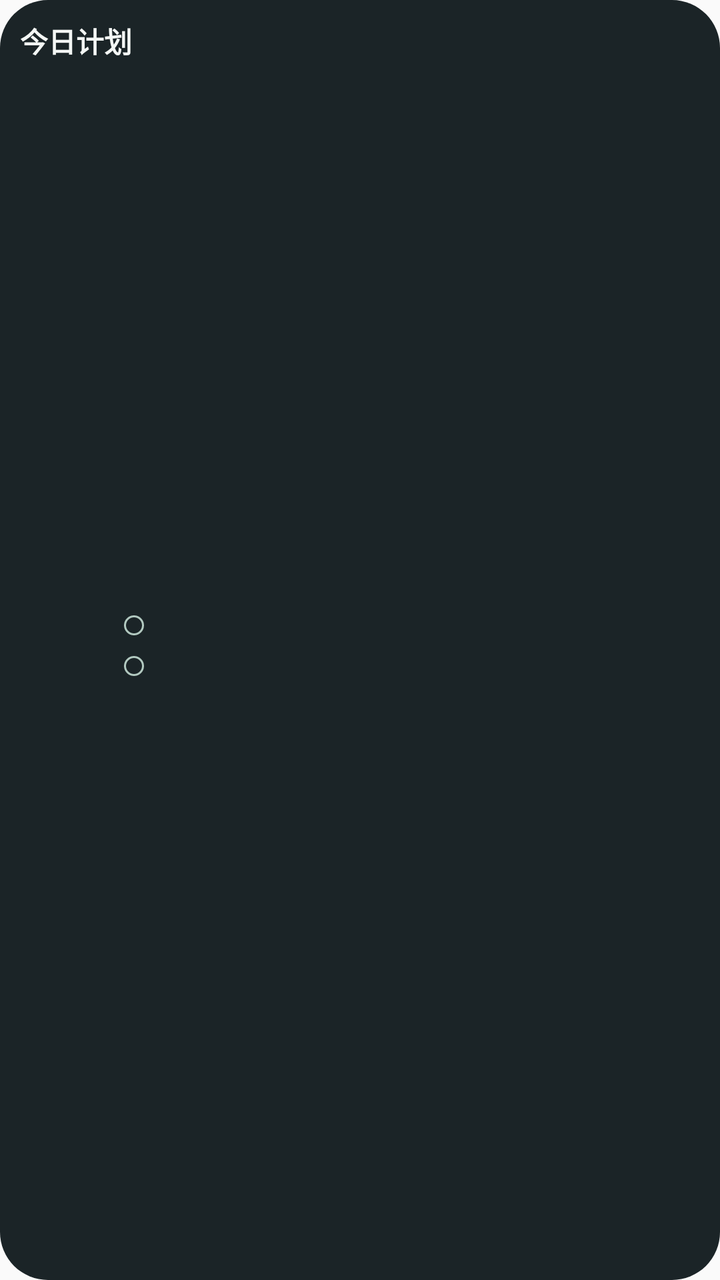
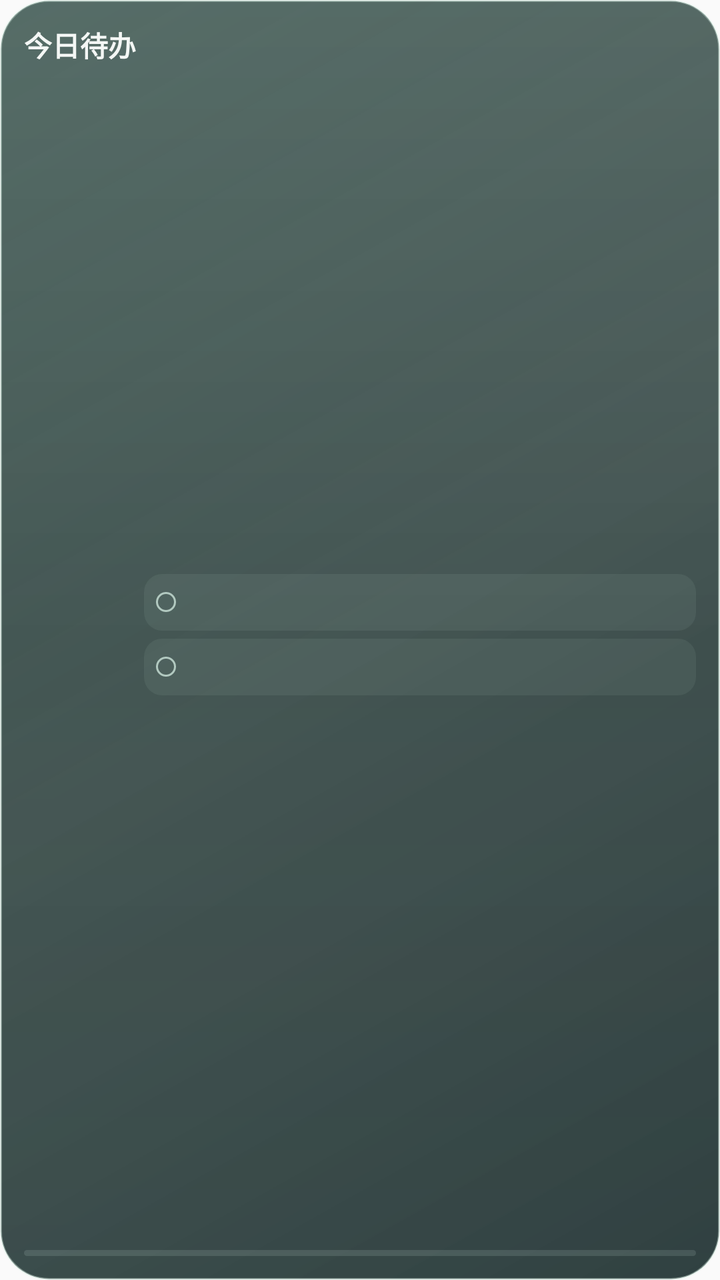

Before-and-after screenshots of an Android layout around one commit, followed by the original layout XML and the change that was made.
<!-- AndroidManifest.xml: application theme android:Theme.Material.Light.NoActionBar -->
<!-- res/layout/widget_plans_compact.xml -->
<?xml version="1.0" encoding="utf-8"?>
<LinearLayout xmlns:android="http://schemas.android.com/apk/res/android" android:id="@+id/widget_root" android:layout_width="match_parent" android:layout_height="match_parent" android:orientation="vertical" android:padding="10dp" android:background="@drawable/widget_plan_card">
    <LinearLayout android:layout_width="match_parent" android:layout_height="wrap_content" android:gravity="center_vertical">
        <TextView android:layout_width="0dp" android:layout_weight="1" android:layout_height="wrap_content" android:text="今日计划" android:textColor="#F4F7F5" android:textSize="14sp" android:textStyle="bold" />
        <TextView android:id="@+id/widget_date" android:layout_width="wrap_content" android:layout_height="wrap_content" android:textColor="#B2C9C0" android:textSize="11sp" />
    </LinearLayout>
    <LinearLayout android:layout_width="match_parent" android:layout_height="0dp" android:layout_weight="1" android:gravity="center_vertical">
        <TextView android:id="@+id/widget_amount" android:layout_width="44dp" android:layout_height="wrap_content" android:textColor="#C7EDD9" android:textSize="28sp" android:textStyle="bold" android:maxLines="1" android:ellipsize="end" />
        <LinearLayout android:layout_width="0dp" android:layout_weight="1" android:layout_height="wrap_content" android:orientation="vertical" android:layout_marginStart="8dp">
            <TextView android:id="@+id/widget_task_1" android:layout_width="match_parent" android:layout_height="wrap_content" android:textColor="#F4F7F5" android:textSize="12sp" android:maxLines="1" android:ellipsize="end" android:drawableStart="@drawable/widget_check" android:drawablePadding="6dp" />
            <TextView android:id="@+id/widget_task_2" android:layout_width="match_parent" android:layout_height="wrap_content" android:layout_marginTop="4dp" android:textColor="#F4F7F5" android:textSize="12sp" android:maxLines="1" android:ellipsize="end" android:drawableStart="@drawable/widget_check" android:drawablePadding="6dp" />
            <TextView android:id="@+id/widget_task_3" android:layout_width="match_parent" android:layout_height="wrap_content" android:visibility="gone" android:textColor="#F4F7F5" android:textSize="12sp" android:maxLines="1" android:ellipsize="end" />
        </LinearLayout>
    </LinearLayout>
    <TextView android:id="@+id/widget_footer" android:layout_width="match_parent" android:layout_height="wrap_content" android:textColor="#B2C9C0" android:textSize="11sp" android:maxLines="1" android:ellipsize="end" />
</LinearLayout>
<!-- resources referenced by this layout -->
<resources>
  <!-- drawable widget_check (drawable) -->
  <?xml version="1.0" encoding="utf-8"?>
  <shape xmlns:android="http://schemas.android.com/apk/res/android" android:shape="oval"><size android:width="10dp" android:height="10dp" /><stroke android:width="1dp" android:color="#B2C9C0" /></shape>
  <!-- drawable widget_plan_card (drawable) -->
  <?xml version="1.0" encoding="utf-8"?>
  <shape xmlns:android="http://schemas.android.com/apk/res/android"><solid android:color="#1B2427" /><corners android:radius="24dp" /></shape>
</resources>

<!-- the commit's change to res/layout/widget_plans_compact.xml (unified diff, before → after) -->
@@ -1,16 +1,19 @@
 <?xml version="1.0" encoding="utf-8"?>
-<LinearLayout xmlns:android="http://schemas.android.com/apk/res/android" android:id="@+id/widget_root" android:layout_width="match_parent" android:layout_height="match_parent" android:orientation="vertical" android:padding="10dp" android:background="@drawable/widget_plan_card">
+<LinearLayout xmlns:android="http://schemas.android.com/apk/res/android" android:id="@+id/widget_root" android:layout_width="match_parent" android:layout_height="match_parent" android:orientation="vertical" android:padding="12dp" android:background="@drawable/widget_plan_card">
     <LinearLayout android:layout_width="match_parent" android:layout_height="wrap_content" android:gravity="center_vertical">
-        <TextView android:layout_width="0dp" android:layout_weight="1" android:layout_height="wrap_content" android:text="今日计划" android:textColor="#F4F7F5" android:textSize="14sp" android:textStyle="bold" />
+        <TextView android:layout_width="0dp" android:layout_weight="1" android:layout_height="wrap_content" android:text="今日待办" android:textColor="#F4F7F5" android:textSize="14sp" android:textStyle="bold" android:maxLines="1" android:ellipsize="end" />
         <TextView android:id="@+id/widget_date" android:layout_width="wrap_content" android:layout_height="wrap_content" android:textColor="#B2C9C0" android:textSize="11sp" />
     </LinearLayout>
     <LinearLayout android:layout_width="match_parent" android:layout_height="0dp" android:layout_weight="1" android:gravity="center_vertical">
-        <TextView android:id="@+id/widget_amount" android:layout_width="44dp" android:layout_height="wrap_content" android:textColor="#C7EDD9" android:textSize="28sp" android:textStyle="bold" android:maxLines="1" android:ellipsize="end" />
+        <TextView android:id="@+id/widget_amount" android:layout_width="52dp" android:layout_height="42dp" android:gravity="center_vertical" android:textColor="#D3F4E1" android:textSize="34sp" android:textStyle="bold" android:fontFamily="sans-serif-light" android:fontFeatureSettings="tnum" android:includeFontPadding="false" android:autoSizeTextType="uniform" android:autoSizeMinTextSize="16sp" android:autoSizeMaxTextSize="34sp" android:autoSizeStepGranularity="1sp" android:maxLines="1" android:ellipsize="end" />
         <LinearLayout android:layout_width="0dp" android:layout_weight="1" android:layout_height="wrap_content" android:orientation="vertical" android:layout_marginStart="8dp">
-            <TextView android:id="@+id/widget_task_1" android:layout_width="match_parent" android:layout_height="wrap_content" android:textColor="#F4F7F5" android:textSize="12sp" android:maxLines="1" android:ellipsize="end" android:drawableStart="@drawable/widget_check" android:drawablePadding="6dp" />
-            <TextView android:id="@+id/widget_task_2" android:layout_width="match_parent" android:layout_height="wrap_content" android:layout_marginTop="4dp" android:textColor="#F4F7F5" android:textSize="12sp" android:maxLines="1" android:ellipsize="end" android:drawableStart="@drawable/widget_check" android:drawablePadding="6dp" />
-            <TextView android:id="@+id/widget_task_3" android:layout_width="match_parent" android:layout_height="wrap_content" android:visibility="gone" android:textColor="#F4F7F5" android:textSize="12sp" android:maxLines="1" android:ellipsize="end" />
+            <TextView android:id="@+id/widget_task_1" android:layout_width="match_parent" android:layout_height="wrap_content" android:minHeight="27dp" android:padding="6dp" android:gravity="center_vertical" android:background="@drawable/widget_plan_inset" android:textColor="#F4F7F5" android:textSize="12sp" android:maxLines="1" android:ellipsize="end" android:drawableStart="@drawable/widget_check" android:drawablePadding="6dp" />
+            <TextView android:id="@+id/widget_task_2" android:layout_width="match_parent" android:layout_height="wrap_content" android:minHeight="27dp" android:padding="6dp" android:gravity="center_vertical" android:background="@drawable/widget_plan_inset" android:layout_marginTop="4dp" android:textColor="#F4F7F5" android:textSize="12sp" android:maxLines="1" android:ellipsize="end" android:drawableStart="@drawable/widget_check" android:drawablePadding="6dp" />
+            <TextView android:id="@+id/widget_task_3" android:layout_width="match_parent" android:layout_height="wrap_content" android:minHeight="27dp" android:padding="6dp" android:gravity="center_vertical" android:background="@drawable/widget_plan_inset" android:layout_marginTop="4dp" android:visibility="gone" android:textColor="#F4F7F5" android:textSize="12sp" android:maxLines="1" android:ellipsize="end" android:drawableStart="@drawable/widget_check" android:drawablePadding="6dp" />
         </LinearLayout>
     </LinearLayout>
-    <TextView android:id="@+id/widget_footer" android:layout_width="match_parent" android:layout_height="wrap_content" android:textColor="#B2C9C0" android:textSize="11sp" android:maxLines="1" android:ellipsize="end" />
+    <LinearLayout android:id="@+id/widget_plan_footer" android:layout_width="match_parent" android:layout_height="wrap_content" android:orientation="vertical" android:layout_marginTop="4dp">
+        <TextView android:id="@+id/widget_footer" android:layout_width="match_parent" android:layout_height="wrap_content" android:textColor="#D6EDE1" android:textSize="10sp" android:maxLines="1" android:ellipsize="end" />
+        <ProgressBar android:id="@+id/widget_progress" style="?android:attr/progressBarStyleHorizontal" android:layout_width="match_parent" android:layout_height="3dp" android:layout_marginTop="5dp" android:progressDrawable="@drawable/widget_plan_progress" android:indeterminate="false" android:max="100" android:progress="0" />
+    </LinearLayout>
 </LinearLayout>
<!-- resource entries referenced after the edit -->
@@ -5,6 +5,18 @@
   <shape xmlns:android="http://schemas.android.com/apk/res/android" android:shape="oval"><size android:width="10dp" android:height="10dp" /><stroke android:width="1dp" android:color="#B2C9C0" /></shape>
   <!-- drawable widget_plan_card (drawable) -->
   <?xml version="1.0" encoding="utf-8"?>
-  <shape xmlns:android="http://schemas.android.com/apk/res/android"><solid android:color="#1B2427" /><corners android:radius="24dp" /></shape>
+  <layer-list xmlns:android="http://schemas.android.com/apk/res/android">
+      <item><shape><gradient android:angle="315" android:startColor="#DC29463F" android:centerColor="#D01B302D" android:endColor="#E0112223" /><corners android:radius="24dp" /><stroke android:width="1dp" android:color="#66D6F1E4" /></shape></item>
+      <item android:left="1dp" android:top="1dp" android:right="1dp" android:bottom="1dp"><shape><gradient android:angle="270" android:startColor="#15FFFFFF" android:centerColor="#00FFFFFF" android:endColor="#0685C7AD" /><corners android:radius="23dp" /></shape></item>
+  </layer-list>
+  <!-- drawable widget_plan_inset (drawable) -->
+  <?xml version="1.0" encoding="utf-8"?>
+  <shape xmlns:android="http://schemas.android.com/apk/res/android"><solid android:color="#10E1F8ED" /><corners android:radius="9dp" /></shape>
+  <!-- drawable widget_plan_progress (drawable) -->
+  <?xml version="1.0" encoding="utf-8"?>
+  <layer-list xmlns:android="http://schemas.android.com/apk/res/android">
+      <item android:id="@android:id/background"><shape><solid android:color="#22D6F1E4" /><corners android:radius="3dp" /></shape></item>
+      <item android:id="@android:id/progress"><clip><shape><gradient android:angle="0" android:startColor="#8DD4B3" android:endColor="#D3F4E1" /><corners android:radius="3dp" /></shape></clip></item>
+  </layer-list>
 </resources>
 
